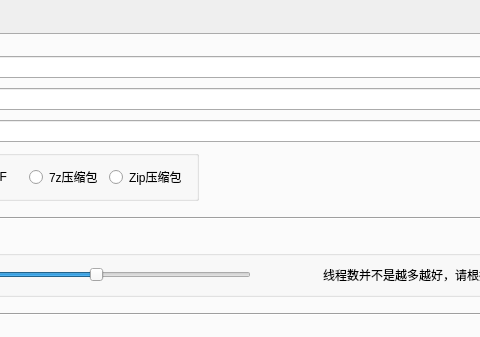
This is src/ui/PySide_src/mainWindow.ui in Zeal-L/BiliBili-Manga-Downloader as Qt 5 draws it before an edit; both pictures show x 273 to 753 and y 0 to 337 of the 1152 by 699 pixel window. The edited form follows.
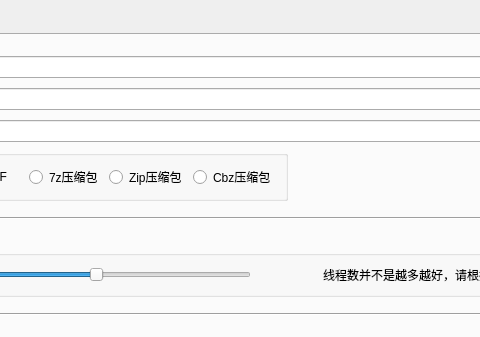
This is the edited form. The open tabs and pages were chosen to show the change. Icons and pictures are not drawn.

The edit to the form file:
```diff
--- a/src/ui/PySide_src/mainWindow.ui
+++ b/src/ui/PySide_src/mainWindow.ui
@@ -1006,6 +1006,25 @@
                </property>
               </widget>
              </item>
+             <item>
+              <widget class="QRadioButton" name="radioButton_save_method_Cbz">
+               <property name="minimumSize">
+                <size>
+                 <width>60</width>
+                 <height>0</height>
+                </size>
+               </property>
+               <property name="text">
+                <string>Cbz压缩包</string>
+               </property>
+               <property name="checked">
+                <bool>false</bool>
+               </property>
+               <property name="autoRepeat">
+                <bool>false</bool>
+               </property>
+              </widget>
+             </item>
             </layout>
            </widget>
           </item>
```
